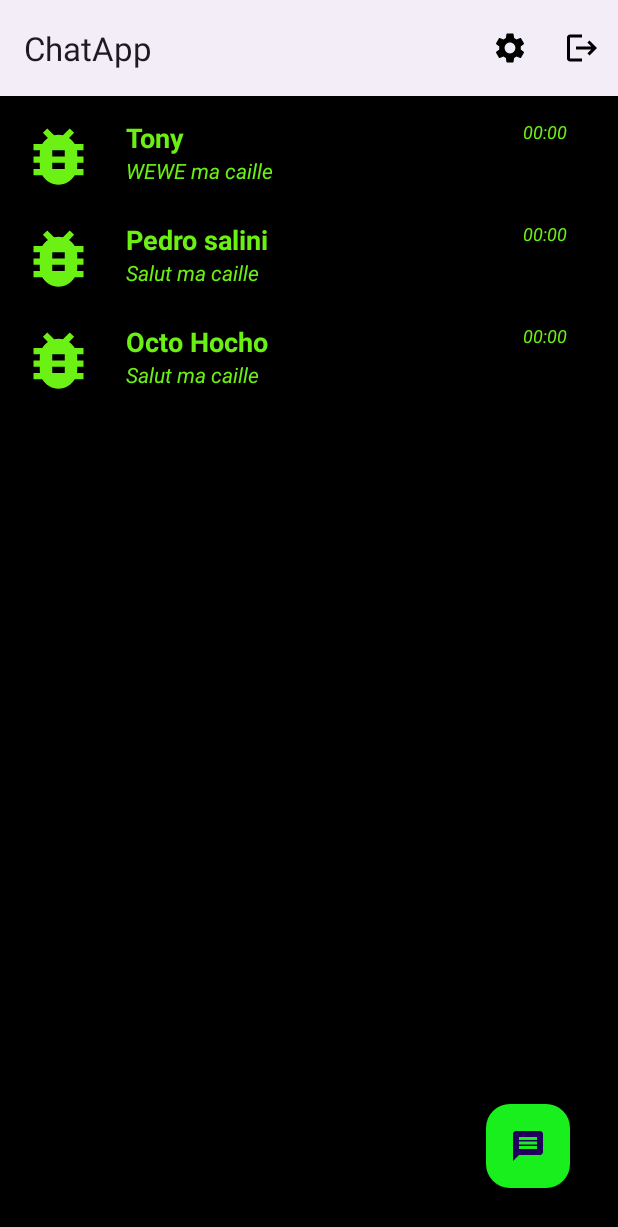
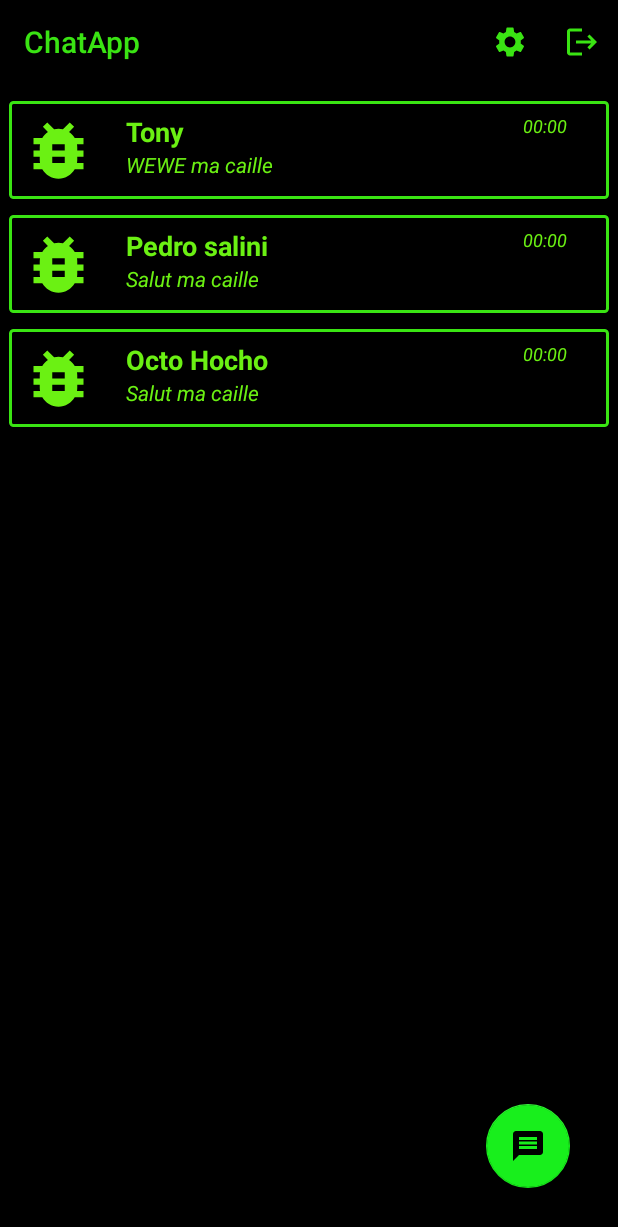
Before and after one commit to Yvaloski/ChatApp, an Android app: the screen it shows after launch (HomeActivity), on a phone screen of 412 x 824 dp. Shown: the top 1227 px of the screen. Run offline under Robolectric (Android 15) with nearby library versions, the phone set to English and light mode, and no system bars.

Commit message:
Mise en place du back button sur ChatActivty - ameliorations layout/color Action bar

```diff
--- a/app/src/main/AndroidManifest.xml
+++ b/app/src/main/AndroidManifest.xml
@@ -14,7 +14,11 @@
         tools:targetApi="31">
         <activity
             android:name=".activities.ChatActivity"
-            android:exported="false" />
+            android:exported="false"
+
+            android:parentActivityName=".activities.HomeActivity"
+            />
+
         <activity
             android:name=".activities.RegisterActivity"
             android:exported="false"
--- a/app/src/main/java/com/example/chatapp/activities/ChatActivity.kt
+++ b/app/src/main/java/com/example/chatapp/activities/ChatActivity.kt
@@ -1,11 +1,11 @@
 package com.example.chatapp.activities
 
 import android.content.Context
-import androidx.appcompat.app.AppCompatActivity
 import android.os.Bundle
 import android.view.inputmethod.InputMethodManager
-
 import android.widget.EditText
+import androidx.appcompat.app.ActionBar
+import androidx.appcompat.app.AppCompatActivity
 import androidx.recyclerview.widget.LinearLayoutManager
 import androidx.recyclerview.widget.RecyclerView
 import com.example.chatapp.R
@@ -23,12 +23,15 @@ class ChatActivity : AppCompatActivity() {
         super.onCreate(savedInstanceState)
         setContentView(R.layout.activity_chat)
 
+        supportActionBar?.setDisplayHomeAsUpEnabled(true)
         fabSendMessage = findViewById(R.id.fabSendMessage)
         editMessage = findViewById(R.id.editMessage)
         rvChatList = findViewById(R.id.rvChatList)
-        val name= intent.getStringExtra("friend")
-        supportActionBar?.title= name?:"ChatApp"
+        val name = intent.getStringExtra("friend")
+        supportActionBar?.title = name ?: "ChatApp"
         chatRecyclerAdapter = ChatRecyclerAdapter()
+
+
 
 
         val messages = mutableListOf<Message>(
@@ -89,8 +92,9 @@ class ChatActivity : AppCompatActivity() {
                 editMessage.setText("")
 
                 //hide keyboard
-                val inputMethodManager = getSystemService(Context.INPUT_METHOD_SERVICE)as InputMethodManager
-                inputMethodManager.hideSoftInputFromWindow(editMessage.windowToken,0)
+                val inputMethodManager =
+                    getSystemService(Context.INPUT_METHOD_SERVICE) as InputMethodManager
+                inputMethodManager.hideSoftInputFromWindow(editMessage.windowToken, 0)
             }
         }
 
@@ -101,5 +105,7 @@ class ChatActivity : AppCompatActivity() {
         }
         chatRecyclerAdapter.items = messages
 
-    }
+
+        }
+
 }
--- a/app/src/main/res/drawable/baseline_logout_24.xml
+++ b/app/src/main/res/drawable/baseline_logout_24.xml
@@ -1,5 +1,5 @@
 <vector android:autoMirrored="true" android:height="24dp"
-    android:tint="#000000" android:viewportHeight="24"
+    android:tint="@color/grenn" android:viewportHeight="24"
     android:viewportWidth="24" android:width="24dp" xmlns:android="http://schemas.android.com/apk/res/android">
     <path android:fillColor="@android:color/white" android:pathData="M17,7l-1.41,1.41L18.17,11H8v2h10.17l-2.58,2.58L17,17l5,-5zM4,5h8V3H4c-1.1,0 -2,0.9 -2,2v14c0,1.1 0.9,2 2,2h8v-2H4V5z"/>
 </vector>
--- a/app/src/main/res/drawable/baseline_settings_24.xml
+++ b/app/src/main/res/drawable/baseline_settings_24.xml
@@ -1,4 +1,4 @@
-<vector android:height="24dp" android:tint="#000000"
+<vector android:height="24dp" android:tint="@color/grenn"
     android:viewportHeight="24" android:viewportWidth="24"
     android:width="24dp" xmlns:android="http://schemas.android.com/apk/res/android">
     <path android:fillColor="@android:color/white" android:pathData="M19.14,12.94c0.04,-0.3 0.06,-0.61 0.06,-0.94c0,-0.32 -0.02,-0.64 -0.07,-0.94l2.03,-1.58c0.18,-0.14 0.23,-0.41 0.12,-0.61l-1.92,-3.32c-0.12,-0.22 -0.37,-0.29 -0.59,-0.22l-2.39,0.96c-0.5,-0.38 -1.03,-0.7 -1.62,-0.94L14.4,2.81c-0.04,-0.24 -0.24,-0.41 -0.48,-0.41h-3.84c-0.24,0 -0.43,0.17 -0.47,0.41L9.25,5.35C8.66,5.59 8.12,5.92 7.63,6.29L5.24,5.33c-0.22,-0.08 -0.47,0 -0.59,0.22L2.74,8.87C2.62,9.08 2.66,9.34 2.86,9.48l2.03,1.58C4.84,11.36 4.8,11.69 4.8,12s0.02,0.64 0.07,0.94l-2.03,1.58c-0.18,0.14 -0.23,0.41 -0.12,0.61l1.92,3.32c0.12,0.22 0.37,0.29 0.59,0.22l2.39,-0.96c0.5,0.38 1.03,0.7 1.62,0.94l0.36,2.54c0.05,0.24 0.24,0.41 0.48,0.41h3.84c0.24,0 0.44,-0.17 0.47,-0.41l0.36,-2.54c0.59,-0.24 1.13,-0.56 1.62,-0.94l2.39,0.96c0.22,0.08 0.47,0 0.59,-0.22l1.92,-3.32c0.12,-0.22 0.07,-0.47 -0.12,-0.61L19.14,12.94zM12,15.6c-1.98,0 -3.6,-1.62 -3.6,-3.6s1.62,-3.6 3.6,-3.6s3.6,1.62 3.6,3.6S13.98,15.6 12,15.6z"/>
--- /dev/null
+++ b/app/src/main/res/drawable/bg_chat_items.xml
@@ -0,0 +1,8 @@
+<?xml version="1.0" encoding="utf-8"?>
+<shape xmlns:android="http://schemas.android.com/apk/res/android">
+
+    <stroke android:color="#3AE413" android:width="2dp" />
+    <solid android:color="@color/black"/>
+    <corners android:radius="2dp" />
+
+</shape>
--- /dev/null
+++ b/app/src/main/res/drawable/homeasup.xml
@@ -0,0 +1,5 @@
+<vector android:autoMirrored="true" android:height="24dp"
+    android:tint="#60DE12" android:viewportHeight="24"
+    android:viewportWidth="24" android:width="24dp" xmlns:android="http://schemas.android.com/apk/res/android">
+    <path android:fillColor="@android:color/white" android:pathData="M20,11H7.83l5.59,-5.59L12,4l-8,8 8,8 1.41,-1.41L7.83,13H20v-2z"/>
+</vector>
--- a/app/src/main/res/layout/activity_home.xml
+++ b/app/src/main/res/layout/activity_home.xml
@@ -22,7 +22,9 @@
         app:layout_constraintStart_toStartOf="parent"
         app:layout_constraintTop_toTopOf="parent"
         tools:itemCount="6"
-        tools:listitem="@layout/item_friends" />
+        tools:listitem="@layout/item_friends"
+
+        />
 
     <com.google.android.material.floatingactionbutton.FloatingActionButton
 
--- a/app/src/main/res/layout/item_chat_friend.xml
+++ b/app/src/main/res/layout/item_chat_friend.xml
@@ -17,11 +17,13 @@
         android:layout_height="wrap_content"
         android:text="HEllo Loski "
         android:textSize="16dp"
+        android:textColor="@color/black"
         tools:layout_editor_absoluteX="25dp"
         tools:layout_editor_absoluteY="44dp" />
 
     <TextView
         android:id="@+id/tvHour"
+        android:textColor="@color/black"
         android:layout_width="wrap_content"
         android:layout_height="wrap_content"
         android:text="12:12"
--- a/app/src/main/res/layout/item_friends.xml
+++ b/app/src/main/res/layout/item_friends.xml
@@ -2,17 +2,18 @@
 <androidx.cardview.widget.CardView xmlns:android="http://schemas.android.com/apk/res/android"
     xmlns:app="http://schemas.android.com/apk/res-auto"
     android:layout_width="match_parent"
+    android:layout_marginVertical="5dp"
     android:layout_height="65dp"
-    android:layout_marginVertical="1dp"
-    android:background="@color/black"
     android:backgroundTint="@color/black"
-    app:cardElevation="2dp">
+    >
 
     <RelativeLayout
         android:layout_width="match_parent"
         android:layout_height="65dp"
         android:paddingHorizontal="8dp"
         android:paddingVertical="8dp"
+        android:background="@drawable/bg_chat_items"
+
         >
 
         <com.google.android.material.imageview.ShapeableImageView
--- a/app/src/main/res/values-night/themes.xml
+++ b/app/src/main/res/values-night/themes.xml
@@ -2,6 +2,8 @@
     <!-- Base application theme. -->
     <style name="Base.Theme.ChatApp" parent="Theme.Material3.DayNight">
         <!-- Customize your dark theme here. -->
+
+        <item name="colorPrimary" >@color/black</item>
         <!-- <item name="colorPrimary">@color/my_dark_primary</item> -->
     </style>
 </resources>
--- a/app/src/main/res/values/colors.xml
+++ b/app/src/main/res/values/colors.xml
@@ -2,4 +2,5 @@
 <resources>
     <color name="black">#FF000000</color>
     <color name="white">#FFFFFFFF</color>
+    <color name="grenn">#3AE413</color>
 </resources>
--- a/app/src/main/res/values/themes.xml
+++ b/app/src/main/res/values/themes.xml
@@ -1,8 +1,14 @@
 <resources xmlns:tools="http://schemas.android.com/tools">
     <!-- Base application theme. -->
-    <style name="Base.Theme.ChatApp" parent="Theme.Material3.DayNight">
+    <style name="Base.Theme.ChatApp" parent="Theme.AppCompat.Light.DarkActionBar">
         <!-- Customize your light theme here. -->
-        <!-- <item name="colorPrimary">@color/my_light_primary</item> -->
+     <item name="colorPrimary">@color/black</item>
+
+        <item name="android:textColorPrimary">@color/grenn</item>
+
+        <item name="android:titleTextStyle">@color/grenn</item>
+        <item name="titleTextColor">@color/grenn</item>
+        <item name="homeAsUpIndicator">@drawable/homeasup</item>
     </style>
 
     <style name="Theme.ChatApp" parent="Base.Theme.ChatApp" />
```
